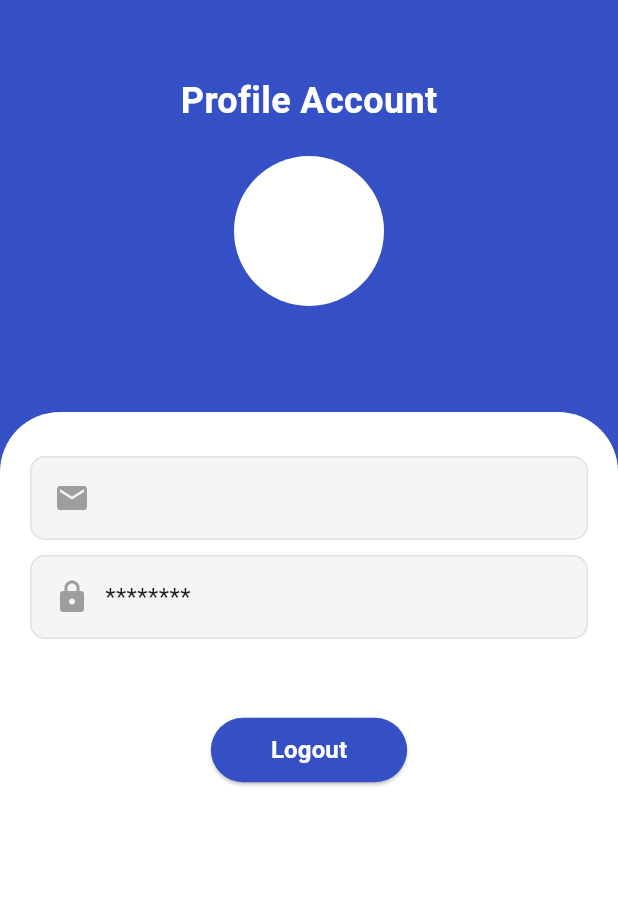
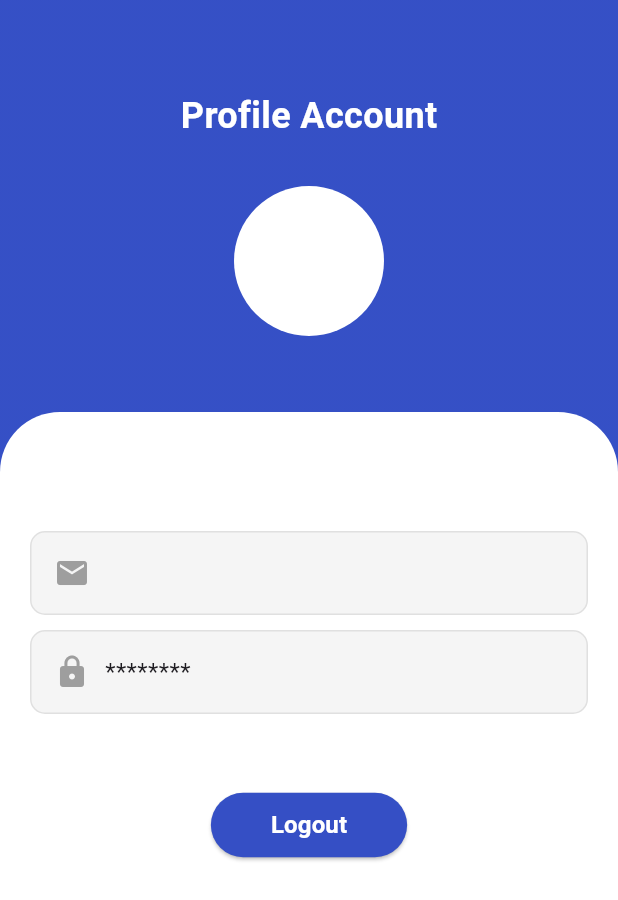
Before and after one commit to VhrsHACK/ComicV-Application, a Flutter app: the ProfileScreen screen opened directly, on a phone screen of 412 x 824 dp. Shown: the top 900 px of the screen. Run offline on Flutter 3.47's test engine with Material 3 defaults, Android fonts, the light colour scheme and no system bars; our stand-ins replace carousel_slider, cloud_firestore, firebase_auth, firebase_core, flutter_image_compress, geolocator and 1 more; accounts and stored records are empty; Roboto replaces fonts that are missing (Poppins1).

Commit message:
Update detail, favorite, profile, signup

```diff
--- a/lib/screens/favorite_screen.dart
+++ b/lib/screens/favorite_screen.dart
@@ -50,7 +50,6 @@ class FavoriteScreen extends StatelessWidget {
               final favorite = favoriteDocs[index];
               return GestureDetector(
                 onTap: () {
-                  // Navigasi ke DetailScreen dengan data produk favorit
                   Navigator.push(
                     context,
                     MaterialPageRoute(
--- a/lib/screens/profile_screen.dart
+++ b/lib/screens/profile_screen.dart
@@ -18,12 +18,12 @@ class _ProfileScreenState extends State<ProfileScreen> {
   File? _profileImage;
   String? _profileImageBase64;
   bool _isImageChanged = false;
-  String? _password; // Variabel untuk menyimpan password pengguna
+  String? _password;
 
   @override
   void initState() {
     super.initState();
-    _fetchUserPassword(); // Ambil password pengguna saat layar dimuat
+    _fetchUserPassword();
   }
 
   Future<void> _fetchUserPassword() async {
@@ -36,8 +36,7 @@ class _ProfileScreenState extends State<ProfileScreen> {
 
       if (doc.exists) {
         setState(() {
-          _password =
-              doc.data()?['password'] ?? "No Password"; // Ambil password
+          _password = doc.data()?['password'] ?? "No Password";
         });
       } else {
         setState(() {
@@ -122,7 +121,6 @@ class _ProfileScreenState extends State<ProfileScreen> {
       body: SingleChildScrollView(
         child: Stack(
           children: [
-            // Background Gradient
             Container(
               width: MediaQuery.of(context).size.width,
               height: MediaQuery.of(context).size.height / 2.5,
@@ -138,7 +136,6 @@ class _ProfileScreenState extends State<ProfileScreen> {
               ),
             ),
 
-            // White Container with Rounded Corners
             Container(
               margin: EdgeInsets.only(
                 top: MediaQuery.of(context).size.height / 3,
@@ -154,13 +151,11 @@ class _ProfileScreenState extends State<ProfileScreen> {
               ),
             ),
 
-            // Profile Content
             Container(
-              margin: const EdgeInsets.only(top: 50.0, left: 20.0, right: 20.0),
+              margin: const EdgeInsets.only(top: 60.0, left: 20.0, right: 20.0),
               child: Column(
                 crossAxisAlignment: CrossAxisAlignment.start,
                 children: [
-                  // Tulisan "Profile Account"
                   const Center(
                     child: Text(
                       "Profile Account",
@@ -172,9 +167,7 @@ class _ProfileScreenState extends State<ProfileScreen> {
                     ),
                   ),
 
-                  const SizedBox(height: 20),
-
-                  // Foto Profil
+                  const SizedBox(height: 30),
                   Center(
                     child: FutureBuilder<String?>(
                       future: _getProfileImageFromFirestore(),
@@ -218,9 +211,7 @@ class _ProfileScreenState extends State<ProfileScreen> {
                     ),
                   ),
 
-                  const SizedBox(height: 100),
-
-                  // Email Box
+                  const SizedBox(height: 130),
                   Container(
                     padding: const EdgeInsets.all(15),
                     margin: const EdgeInsets.only(bottom: 10),
@@ -243,7 +234,6 @@ class _ProfileScreenState extends State<ProfileScreen> {
                     ),
                   ),
 
-                  // Password Box (Tidak Ditampilkan)
                   Container(
                     padding: const EdgeInsets.all(15),
                     margin: const EdgeInsets.only(bottom: 10),
@@ -258,7 +248,7 @@ class _ProfileScreenState extends State<ProfileScreen> {
                         const SizedBox(width: 10),
                         Expanded(
                           child: Text(
-                            "********", // Password tidak ditampilkan
+                            "********",
                             style: const TextStyle(fontSize: 16),
                           ),
                         ),
@@ -297,7 +287,6 @@ class _ProfileScreenState extends State<ProfileScreen> {
                     ),
 
                   const SizedBox(height: 20),
-
                   Center(
                     child: ElevatedButton(
                       onPressed: () => signOut(context),
```
Also changed, not shown: lib/screens/detail_screen.dart (+8 -8 lines), lib/screens/sign_up_screen.dart (+5 -11 lines).
